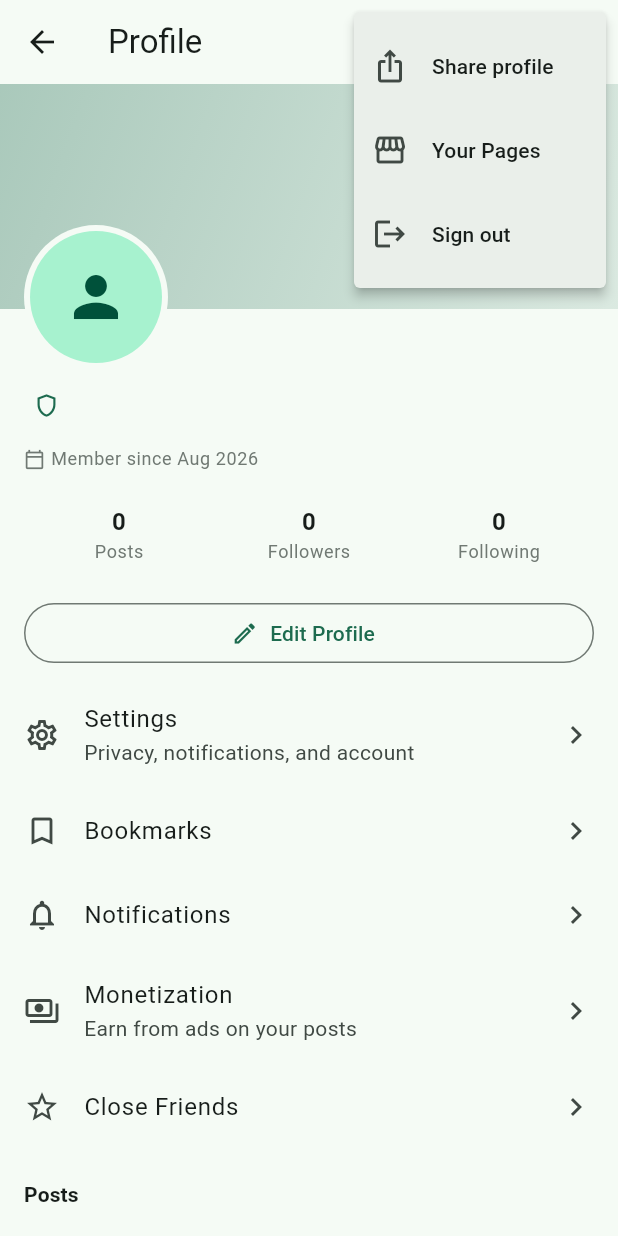
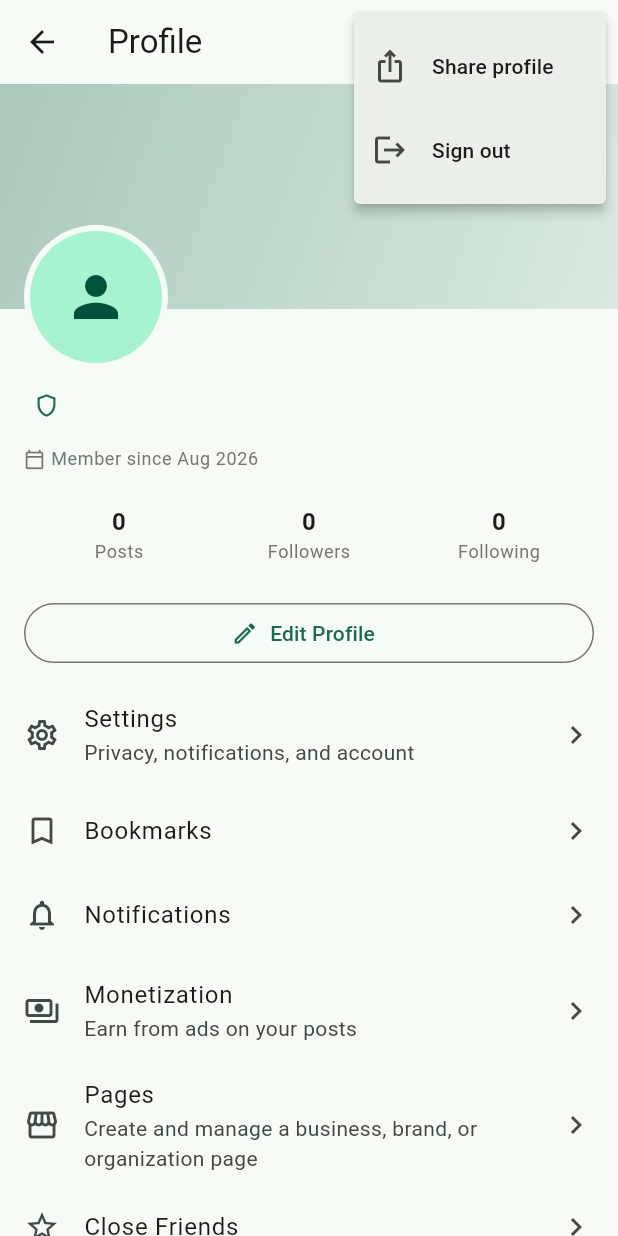
Before and after one commit to ssingh1432/gather, a Flutter app: the ProfileScreen screen opened directly, after a tap on the "more vert" icon, on a phone screen of 412 x 824 dp. Run offline on Flutter 3.47's test engine with Material 3 defaults, Android fonts, the phone set to English and light mode, and no system bars; our stand-ins replace audioplayers, cached_network_image, file_picker, firebase_core, firebase_messaging, flutter_dotenv and 15 more; missing offline and left inert: dart:js_interop, gal, receive_sharing_intent; accounts and stored records are empty; network calls fail; statements that could not run were skipped.

Commit message:
Profile: promote Pages from buried overflow-menu item to a visible entry
Previously the only door into the entire Pages feature was 'Your Pages',
one item inside Profile's 3-dot overflow menu (tap ⋮ -> see it among
Share profile / Sign out). Per the Pages UX audit, this made Pages
effectively undiscoverable for anyone who didn't already know it existed.

- Removed 'pages' from the PopupMenuButton (now just Share/Sign out).
- Added a full-width 'Pages' row in the same visible list as Settings /
  Bookmarks / Notifications / Monetization, with a subtitle explaining
  what a Page is, so a first-time visitor has a chance to understand it
  ('Create and manage a business, brand, or organization page').

Scoped to profile_screen.dart only - Home/bottom-nav untouched, per the
audit's plan to confirm before touching shared navigation shell. Not run
through flutter analyze (no SDK in this environment) - please verify
before merging.

```diff
--- a/flutter_app/lib/features/profile/profile_screen.dart
+++ b/flutter_app/lib/features/profile/profile_screen.dart
@@ -115,18 +115,12 @@ class _ProfileScreenState extends ConsumerState<ProfileScreen> {
             onSelected: (value) {
               if (value == 'share') {
                 Share.share('Check out my profile on Gather: https://eiquoab.xyz/user?id=$uid');
-              } else if (value == 'pages') {
-                context.push('/my-pages');
               } else if (value == 'signout') {
                 _confirmAndSignOut();
               }
             },
             itemBuilder: (context) => const [
               PopupMenuItem(value: 'share', child: ListTile(leading: Icon(Icons.ios_share), title: Text('Share profile'), contentPadding: EdgeInsets.zero)),
-              PopupMenuItem(
-                value: 'pages',
-                child: ListTile(leading: Icon(Icons.storefront_outlined), title: Text('Your Pages'), contentPadding: EdgeInsets.zero),
-              ),
               PopupMenuItem(
                 value: 'signout',
                 child: ListTile(leading: Icon(Icons.logout), title: Text('Sign out'), contentPadding: EdgeInsets.zero),
@@ -259,6 +253,14 @@ class _ProfileScreenState extends ConsumerState<ProfileScreen> {
                       ),
                       ListTile(
                         contentPadding: EdgeInsets.zero,
+                        leading: const Icon(Icons.storefront_outlined),
+                        title: const Text('Pages'),
+                        subtitle: const Text('Create and manage a business, brand, or organization page'),
+                        trailing: const Icon(Icons.chevron_right),
+                        onTap: () => context.push('/my-pages'),
+                      ),
+                      ListTile(
+                        contentPadding: EdgeInsets.zero,
                         leading: const Icon(Icons.star_outline),
                         title: const Text('Close Friends'),
                         trailing: const Icon(Icons.chevron_right),
```
